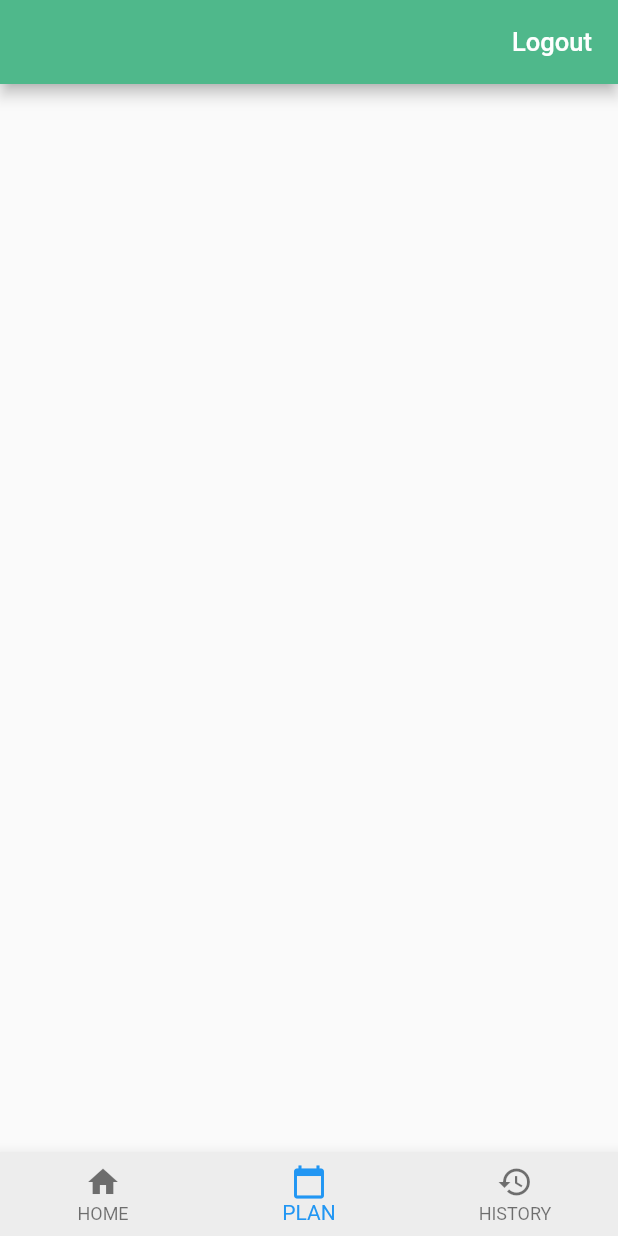
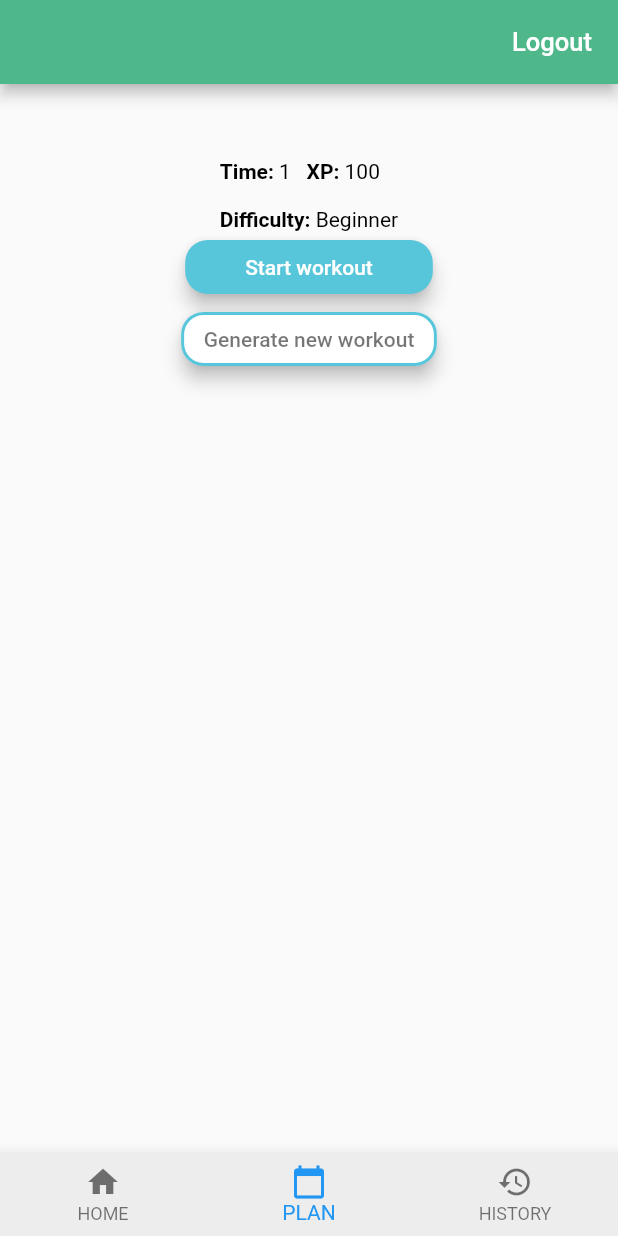
Before and after one commit to azero-as/hotg, a Flutter app: the DashboardScreen screen opened directly, swiped to page 2, on a phone screen of 412 x 824 dp. Run offline on Flutter 3.47's test engine with Material 2 defaults, Android fonts, the phone set to English and light mode, and no system bars; our stand-ins replace cloud_firestore, firebase_auth; accounts and stored records are empty.

Commit message:
#11 reorganize the code into multiple widgets

```diff
--- a/heroes_app/lib/dashboard.dart
+++ b/heroes_app/lib/dashboard.dart
@@ -93,7 +93,7 @@ class _DashboardScreenState extends State<DashboardScreen> {
       body: new PageView(
         children: [
           new Home("Home screen"),
-          new Plan("Plan screen"),
+          new Plan(),
           new History("History screen"),
         ],
         onPageChanged: onPageChanged,
--- a/heroes_app/lib/plan.dart
+++ b/heroes_app/lib/plan.dart
@@ -2,16 +2,66 @@ import 'package:flutter/cupertino.dart';
 import 'package:flutter/material.dart';
 import 'package:cloud_firestore/cloud_firestore.dart';
 
+class Plan extends StatefulWidget {
+
+    static String tag = 'plan-page';
+    @override
+    _PlanPageState createState() => new _PlanPageState();
+
+}
 
 
-class Plan extends StatelessWidget {
-    Plan(this.listType);
-    final String listType;
+class _PlanPageState extends State<Plan> {
+
+
 
     @override
     Widget build(BuildContext context) {
 
-        var description = new RichText(
+        List<dynamic> _exercises;
+        Widget _returnNewWorkoutButton(){
+            return Padding(
+                padding: EdgeInsets.symmetric(vertical: 0.0),
+                child: RaisedButton(
+                    elevation: 5.0,
+                    shape: OutlineInputBorder(
+                        borderRadius: BorderRadius.circular(15.0),
+                        borderSide: BorderSide(
+                            width: 2.0,
+                            color: const Color(0xFF58C6DA),
+                        )
+                    ),
+                    onPressed: () {
+                        //TODO: eventhandler on start workout button
+                    },
+                    padding: EdgeInsets.fromLTRB(15, 0, 15, 0),
+                    color: const Color(0xFFFFFFFF),
+                    child: Text('Generate new workout', style: TextStyle(color: Colors.black54),),
+                ),
+            );
+        }
+
+        Widget _returnStartWorkoutButton(){
+            return new Padding(
+                padding: EdgeInsets.symmetric(vertical: 0.0),
+                child: RaisedButton(
+                    elevation: 5.0,
+                    shape: RoundedRectangleBorder(
+                        borderRadius: BorderRadius.circular(15.0),
+                    ),
+                    onPressed: () {
+                        //TODO: eventhandler on start workout button
+                    },
+                    padding: EdgeInsets.fromLTRB(40, 0, 40, 0),
+                    color: const Color(0xFF58C6DA),
+                    child: Text('Start workout', style: TextStyle(color: Colors.white),),
+                ),
+            );}
+
+
+        //loading circle
+        Widget _showInfo(){
+            return new RichText(
                 text: new TextSpan(
                     style: new TextStyle(
                         fontSize: 14.0,
@@ -31,43 +81,33 @@ class Plan extends StatelessWidget {
                     ]
                 ));
 
-        final startWorkoutButton = Padding(
-            padding: EdgeInsets.symmetric(vertical: 0.0),
-            child: RaisedButton(
-                elevation: 5.0,
-                shape: RoundedRectangleBorder(
-                    borderRadius: BorderRadius.circular(15.0),
-                ),
-                onPressed: () {
-                    //TODO: eventhandler on start workout button
-                },
-                padding: EdgeInsets.fromLTRB(40, 0, 40, 0),
-                color: const Color(0xFF58C6DA),
-                child: Text('Start workout', style: TextStyle(color: Colors.white),),
-            ),
+        }
+
+        //Loading circle
+        Widget _showInformationWorkout(List<dynamic> exercises){
+
+            return new ListView.builder(
+                scrollDirection: Axis.vertical,
+                shrinkWrap: true,
+                itemCount: exercises.length,
+                itemBuilder: (BuildContext context, int index) =>
+                    EntryItem(exercises[index]),
             );
+        }
 
-
-        final newWorkoutButton = Padding(
-            padding: EdgeInsets.symmetric(vertical: 0.0),
-            child: RaisedButton(
-                elevation: 5.0,
-                shape: OutlineInputBorder(
-                    borderRadius: BorderRadius.circular(15.0),
-                    borderSide: BorderSide(
-                        width: 2.0,
-                        color: const Color(0xFF58C6DA),
+        Widget _returnBody(List<dynamic> exercises){
+            return new Container(
+                padding: EdgeInsets.only(left: 24.0, right: 24.0),
+                margin: EdgeInsets.fromLTRB(20, 50, 20, 80),
+                child: new Column(
+                    children: <Widget>[
+                        _showInfo(),
+                        _showInformationWorkout(exercises),
+                        _returnStartWorkoutButton(),
+                        _returnNewWorkoutButton()
+                    ],
                 )
-                ),
-                onPressed: () {
-                    //TODO: eventhandler on start workout button
-                },
-                padding: EdgeInsets.fromLTRB(15, 0, 15, 0),
-                color: const Color(0xFFFFFFFF),
-                child: Text('Generate new workout', style: TextStyle(color: Colors.black54),),
-            ),
-        );
-
+            );}
 
 
         return Scaffold(
@@ -76,32 +116,25 @@ class Plan extends StatelessWidget {
                     builder: (BuildContext context, AsyncSnapshot snapshot){
                         if (!snapshot.hasData) return new Text('Loading...');
                         if(snapshot.hasData && snapshot.data !=null){
-                            var i = 0;
-                            var createDoc = [{
-
-                            }];
-                            var test = [];
-                            var test2 = [];
-
+                               var exercises = [];
+                            //print(snapshot.data.documents[0]["name"]);
+                            print(snapshot.data.documents.length);
                             for(var i = 0; i < snapshot.data.documents.length; i++){
-                                //createDoc[i]['name'] = snapshot.data.documents[i]["name"];
-
-                                test.add(snapshot.data.documents[i]["name"]);
-                                test2.add(snapshot.data.documents[i]);
+                                exercises.add(snapshot.data.documents[i]);
+                                print("rtret");
+                                print(snapshot.data.documents[i]["name"]);
                             }
 
-
-                            return new ListView.builder(
-                                itemCount: test.length,
-
-                                itemBuilder: (BuildContext context, int index) =>
-
-                                    EntryItem(test2[index]),
-
-                            );}}),
-        );
+                            () => setState(() { _exercises = exercises;});
+                            print(exercises);
+                            return _returnBody(exercises);
                         }
                     }
+                ),
+             );
+        }}
+
+
 
 
 
@@ -129,9 +162,6 @@ class EntryItem extends StatelessWidget {
 
     final DocumentSnapshot test;
     Widget _buildTiles(DocumentSnapshot root) {
-
-        print(test["info"]["Xp"].toString());
-
         if (root["info"].isEmpty) return ListTile(title: Text(root["name"]));
         return ExpansionTile(
             key: PageStorageKey<DocumentSnapshot>(root),
@@ -147,7 +177,6 @@ class EntryItem extends StatelessWidget {
                     title: Text("XP: " + root["info"]["Xp"]),
                 ),
             ]
-
             //children: root["info"]
         );
     }
```
Lines whose indentation alone changed are shown as unchanged.
